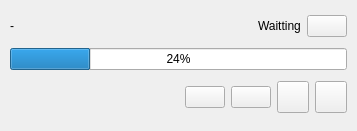
Above: sVanilla/src/ClientUi/Download/DownloadingListWidget.ui from WangPengZhan/sVanilla before the change. Below: the same form after it.
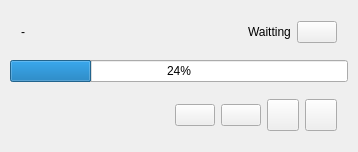
That is the form after the change.

Diff of the .ui file:
```diff
--- a/sVanilla/src/ClientUi/Download/DownloadingListWidget.ui
+++ b/sVanilla/src/ClientUi/Download/DownloadingListWidget.ui
@@ -6,8 +6,8 @@
    <rect>
     <x>0</x>
     <y>0</y>
-    <width>357</width>
-    <height>131</height>
+    <width>358</width>
+    <height>144</height>
    </rect>
   </property>
   <property name="sizePolicy">
@@ -30,6 +30,7 @@
     <number>10</number>
    </property>
    <item>
+    <widget class="QWidget" name="titleWidget" native="true">
     <layout class="QHBoxLayout" name="titleLayout">
      <item>
       <widget class="QLabel" name="Title">
@@ -66,6 +67,7 @@
       </widget>
      </item>
     </layout>
+    </widget>
    </item>
    <item>
     <widget class="QProgressBar" name="progressBar">
@@ -75,6 +77,7 @@
     </widget>
    </item>
    <item>
+    <widget class="QWidget" name="btnWidget" native="true">
     <layout class="QHBoxLayout" name="btnLayout">
      <item>
       <widget class="QLabel" name="Size">
@@ -170,6 +173,7 @@
       </widget>
      </item>
     </layout>
+    </widget>
    </item>
   </layout>
  </widget>
```
Lines whose indentation alone changed are shown as unchanged.
